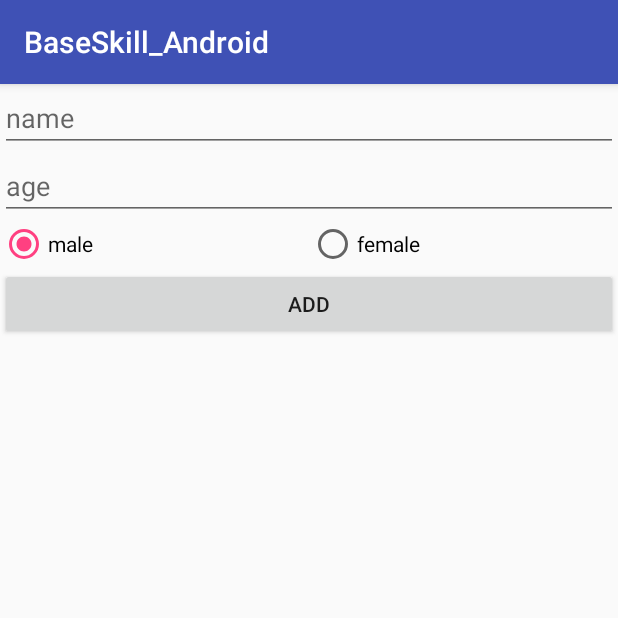
After one commit to huyang2100/BaseSkill_Android, an Android app: the fragment DBFragment placed in its activity, on a phone screen of 412 x 824 dp, the top half of it. The commit adds this screen. Run offline under Robolectric (Android 15) with nearby library versions, the phone set to English and light mode, and no system bars.

Commit message:
add db fragment

```diff
--- a/app/src/main/java/com/hu/yang/baseskill_android/activity/MainActivity.java
+++ b/app/src/main/java/com/hu/yang/baseskill_android/activity/MainActivity.java
@@ -5,6 +5,7 @@ import android.support.v4.app.Fragment;
 
 import com.hu.yang.baseskill_android.R;
 import com.hu.yang.baseskill_android.fragment.AnimDownFragment;
+import com.hu.yang.baseskill_android.fragment.DBFragment;
 import com.hu.yang.baseskill_android.fragment.LoginFragment;
 import com.hu.yang.baseskill_android.fragment.XmlFragment;
 import com.hu.yang.baseskill_android.fragment.ItemFragment;
@@ -44,6 +45,8 @@ public class MainActivity extends BaseActivity implements ItemFragment.OnItemCli
             replaceFragmentAddToBackStack(new XmlFragment());
         } else if ("anim down".equals(item)) {
             replaceFragmentAddToBackStack(new AnimDownFragment());
+        } else if ("db".equals(item)) {
+            replaceFragmentAddToBackStack(new DBFragment());
         }
     }
 }
--- /dev/null
+++ b/app/src/main/java/com/hu/yang/baseskill_android/db/MyDBHelper.java
@@ -0,0 +1,31 @@
+package com.hu.yang.baseskill_android.db;
+
+import android.content.Context;
+import android.database.sqlite.SQLiteDatabase;
+import android.database.sqlite.SQLiteOpenHelper;
+
+/**
+ * Created by Yang on 2017/6/28.
+ */
+
+public class MyDBHelper extends SQLiteOpenHelper {
+    private static final String DB_NAME = "test.db";
+    public static final String TABLE_NAME = "student";
+    public static final String COL_NAME = "name";
+    public static final String COL_AGE = "age";
+    public static final String COL_SEX = "sex";
+
+    public MyDBHelper(Context context) {
+        super(context, DB_NAME, null, 1);
+    }
+
+    @Override
+    public void onCreate(SQLiteDatabase sqLiteDatabase) {
+        sqLiteDatabase.execSQL("create table " + TABLE_NAME + " (_id integer primary key autoincrement," + COL_NAME + " varchar(20)," + COL_AGE + " varchar(10)," + COL_SEX + " varchar(2))");
+    }
+
+    @Override
+    public void onUpgrade(SQLiteDatabase sqLiteDatabase, int i, int i1) {
+
+    }
+}
--- /dev/null
+++ b/app/src/main/java/com/hu/yang/baseskill_android/fragment/DBFragment.java
@@ -0,0 +1,124 @@
+package com.hu.yang.baseskill_android.fragment;
+
+import android.os.Bundle;
+import android.support.v4.app.Fragment;
+import android.text.TextUtils;
+import android.view.View;
+import android.view.ViewGroup;
+import android.widget.ArrayAdapter;
+import android.widget.BaseAdapter;
+import android.widget.EditText;
+import android.widget.ListView;
+import android.widget.RadioButton;
+import android.widget.RadioGroup;
+import android.widget.TextView;
+import android.widget.Toast;
+
+import com.hu.yang.baseskill_android.R;
+import com.hu.yang.baseskill_android.bean.Student;
+import com.hu.yang.baseskill_android.dao.StudentDao;
+
+import java.util.ArrayList;
+
+/**
+ * Created by Yang on 2017/6/28.
+ */
+
+public class DBFragment extends BaseFragment {
+
+    private EditText et_name;
+    private EditText et_age;
+    private RadioButton rb_male;
+    private StudentDao studentDao;
+    private ListView lv;
+    private StuAdapter stuAdapter;
+
+    @Override
+    protected void initData(Bundle savedInstanceState) {
+        studentDao = new StudentDao(getActivity());
+    }
+
+    @Override
+    protected void initView(View view) {
+        view.findViewById(R.id.btn_add).setOnClickListener(new View.OnClickListener() {
+            @Override
+            public void onClick(View view) {
+                String name = et_name.getText().toString();
+                String age = et_age.getText().toString();
+
+                if (TextUtils.isEmpty(name) || TextUtils.isEmpty(age)) {
+                    Toast.makeText(getActivity(), "nage or age is null!", Toast.LENGTH_SHORT).show();
+                    return;
+                }
+
+                Student student = new Student();
+                String sex = "male";
+                if (!rb_male.isChecked()) {
+                    sex = "female";
+                }
+
+                student.name = name;
+                student.age = age;
+                student.sex = sex;
+                studentDao.addStudent(student);
+                Toast.makeText(getActivity(), "添加成功！", Toast.LENGTH_SHORT).show();
+
+                ArrayList<Student> studentList = studentDao.getAllStudent();
+                if (stuAdapter == null) {
+                    stuAdapter = new StuAdapter();
+                    stuAdapter.setList(studentList);
+                    lv.setAdapter(stuAdapter);
+                } else {
+                    stuAdapter.setList(studentList);
+                    stuAdapter.notifyDataSetChanged();
+                }
+            }
+        });
+
+        et_name = (EditText) view.findViewById(R.id.et_name);
+        et_age = (EditText) view.findViewById(R.id.et_age);
+        rb_male = (RadioButton) view.findViewById(R.id.rb_male);
+        lv = (ListView) view.findViewById(R.id.lv);
+    }
+
+    class StuAdapter extends BaseAdapter {
+
+        private ArrayList<Student> students;
+
+        @Override
+        public int getCount() {
+            return students.size();
+        }
+
+        @Override
+        public Object getItem(int position) {
+            return null;
+        }
+
+        @Override
+        public long getItemId(int position) {
+            return 0;
+        }
+
+        @Override
+        public View getView(int position, View convertView, ViewGroup parent) {
+            if (convertView == null) {
+                convertView = View.inflate(getActivity(), R.layout.item_db, null);
+            }
+
+            Student student = students.get(position);
+            TextView tv = (TextView) convertView.findViewById(R.id.tv);
+            tv.setText(student.toString());
+            return convertView;
+        }
+
+        public void setList(ArrayList<Student> studentList) {
+            this.students = studentList;
+        }
+    }
+
+    @Override
+    public int getResourceId() {
+        return R.layout.fragment_db;
+    }
+}
--- a/app/src/main/java/com/hu/yang/baseskill_android/fragment/ItemFragment.java
+++ b/app/src/main/java/com/hu/yang/baseskill_android/fragment/ItemFragment.java
@@ -17,7 +17,7 @@ import com.hu.yang.baseskill_android.R;
 
 public class ItemFragment extends BaseFragment {
 
-    private String[] items = {"login", "xml","anim down"};
+    private String[] items = {"login", "xml","db","anim down"};
     private ListView mListView;
     private OnItemClickListener onItemClickListener;
 
--- /dev/null
+++ b/app/src/main/res/layout/fragment_db.xml
@@ -0,0 +1,53 @@
+<?xml version="1.0" encoding="utf-8"?>
+<LinearLayout xmlns:android="http://schemas.android.com/apk/res/android"
+    android:layout_width="match_parent"
+    android:layout_height="match_parent"
+    android:orientation="vertical">
+
+    <EditText
+        android:id="@+id/et_name"
+        android:layout_width="match_parent"
+        android:layout_height="wrap_content"
+        android:hint="name" />
+
+    <EditText
+        android:id="@+id/et_age"
+        android:layout_width="match_parent"
+        android:layout_height="wrap_content"
+        android:hint="age" />
+
+    <RadioGroup
+        android:id="@+id/rg_sex"
+        android:layout_width="match_parent"
+        android:layout_height="wrap_content"
+        android:orientation="horizontal">
+
+        <RadioButton
+            android:id="@+id/rb_male"
+            android:layout_width="0dp"
+            android:layout_height="wrap_content"
+            android:layout_weight="1"
+            android:checked="true"
+            android:text="male" />
+
+        <RadioButton
+            android:id="@+id/rb_female"
+            android:layout_width="0dp"
+            android:layout_height="wrap_content"
+            android:layout_weight="1"
+            android:text="female" />
+    </RadioGroup>
+
+    <Button
+        android:id="@+id/btn_add"
+        android:layout_width="match_parent"
+        android:layout_height="wrap_content"
+        android:text="add"/>
+
+    <ListView
+        android:id="@+id/lv"
+        android:layout_width="match_parent"
+        android:layout_height="match_parent">
+
+    </ListView>
+</LinearLayout>
```
Also changed, not shown: app/src/main/java/com/hu/yang/baseskill_android/bean/Student.java (added, +20 -0 lines), app/src/main/java/com/hu/yang/baseskill_android/dao/StudentDao.java (added, +53 -0 lines), app/src/main/res/layout/item_db.xml (added, +10 -0 lines), 1 other file.
